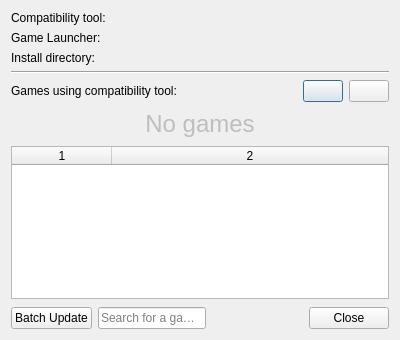
Before: the Qt Designer form pupgui2/resources/ui/pupgui2_ctinfodialog.ui in DavidoTek/ProtonUp-Qt, drawn with Qt 5.
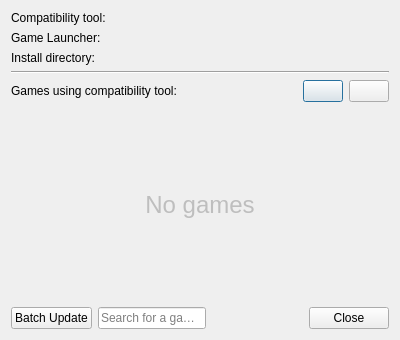
After: the same form once the commit is applied. The open tabs and pages were chosen to show the change. Icons and pictures are not drawn.

Commit message:
CtInfo: Hide Game List When Tool is Global (#329)
* CtInfo: Hide Game List When Tool is Global

* CtInfo: Designer UI tweaks

* CtInfoDialog: Fix QFormLayout row indexing

* CtInfoDialog: Implement QStackWidget

---------

```diff
--- a/pupgui2/resources/ui/pupgui2_ctinfodialog.ui
+++ b/pupgui2/resources/ui/pupgui2_ctinfodialog.ui
@@ -131,64 +131,35 @@
     </layout>
    </item>
    <item>
-    <spacer name="verticalSpacer_2">
-     <property name="orientation">
-      <enum>Qt::Vertical</enum>
+    <widget class="QStackedWidget" name="stackTableOrText">
+     <property name="currentIndex">
+      <number>0</number>
      </property>
-     <property name="sizeHint" stdset="0">
-      <size>
-       <width>20</width>
-       <height>40</height>
-      </size>
-     </property>
-    </spacer>
-   </item>
-   <item>
-    <spacer name="verticalSpacer_4">
-     <property name="orientation">
-      <enum>Qt::Vertical</enum>
-     </property>
-     <property name="sizeHint" stdset="0">
-      <size>
-       <width>20</width>
-       <height>40</height>
-      </size>
-     </property>
-    </spacer>
-   </item>
-   <item>
-    <widget class="QLabel" name="lblGamesList">
-     <property name="enabled">
-      <bool>false</bool>
-     </property>
-     <property name="font">
-      <font>
-       <pointsize>18</pointsize>
-      </font>
-     </property>
-     <property name="text">
-      <string>No games</string>
-     </property>
-     <property name="alignment">
-      <set>Qt::AlignCenter</set>
-     </property>
-    </widget>
-   </item>
-   <item>
-    <spacer name="verticalSpacer_5">
-     <property name="orientation">
-      <enum>Qt::Vertical</enum>
-     </property>
-     <property name="sizeHint" stdset="0">
-      <size>
-       <width>20</width>
-       <height>40</height>
-      </size>
-     </property>
-    </spacer>
-   </item>
+     <widget class="QWidget" name="page">
+      <layout class="QVBoxLayout" name="verticalLayout_2">
+       <property name="spacing">
+        <number>0</number>
+       </property>
+       <property name="leftMargin">
+        <number>0</number>
+       </property>
+       <property name="topMargin">
+        <number>0</number>
+       </property>
+       <property name="rightMargin">
+        <number>0</number>
+       </property>
+       <property name="bottomMargin">
+        <number>0</number>
+       </property>
    <item>
     <widget class="QTableWidget" name="listGames">
+         <property name="sizePolicy">
+          <sizepolicy hsizetype="Expanding" vsizetype="Expanding">
+           <horstretch>0</horstretch>
+           <verstretch>0</verstretch>
+          </sizepolicy>
+         </property>
      <property name="focusPolicy">
       <enum>Qt::ClickFocus</enum>
      </property>
@@ -229,31 +200,52 @@
      <column/>
     </widget>
    </item>
+      </layout>
+     </widget>
+     <widget class="QWidget" name="page_2">
+      <layout class="QVBoxLayout" name="verticalLayout_3">
+       <property name="spacing">
+        <number>0</number>
+       </property>
+       <property name="leftMargin">
+        <number>0</number>
+       </property>
+       <property name="topMargin">
+        <number>0</number>
+       </property>
+       <property name="rightMargin">
+        <number>0</number>
+       </property>
+       <property name="bottomMargin">
+        <number>0</number>
+       </property>
    <item>
-    <spacer name="verticalSpacer">
-     <property name="orientation">
-      <enum>Qt::Vertical</enum>
-     </property>
-     <property name="sizeHint" stdset="0">
-      <size>
-       <width>20</width>
-       <height>40</height>
-      </size>
-     </property>
-    </spacer>
-   </item>
-   <item>
-    <spacer name="verticalSpacer_3">
-     <property name="orientation">
-      <enum>Qt::Vertical</enum>
-     </property>
-     <property name="sizeHint" stdset="0">
-      <size>
-       <width>20</width>
-       <height>40</height>
-      </size>
-     </property>
-    </spacer>
+        <widget class="QLabel" name="lblGamesList">
+         <property name="enabled">
+          <bool>false</bool>
+         </property>
+         <property name="sizePolicy">
+          <sizepolicy hsizetype="Minimum" vsizetype="Minimum">
+           <horstretch>0</horstretch>
+           <verstretch>0</verstretch>
+          </sizepolicy>
+         </property>
+         <property name="font">
+          <font>
+           <pointsize>18</pointsize>
+          </font>
+         </property>
+         <property name="text">
+          <string>No games</string>
+         </property>
+         <property name="alignment">
+          <set>Qt::AlignCenter</set>
+         </property>
+        </widget>
+       </item>
+      </layout>
+     </widget>
+    </widget>
    </item>
    <item>
     <layout class="QHBoxLayout" name="horizontalLayout_2">
```
Left out of the diff: 12 changed lines with no effect on the pictures. Lines whose indentation alone changed are shown as unchanged. The commit also changes 1 other file.
